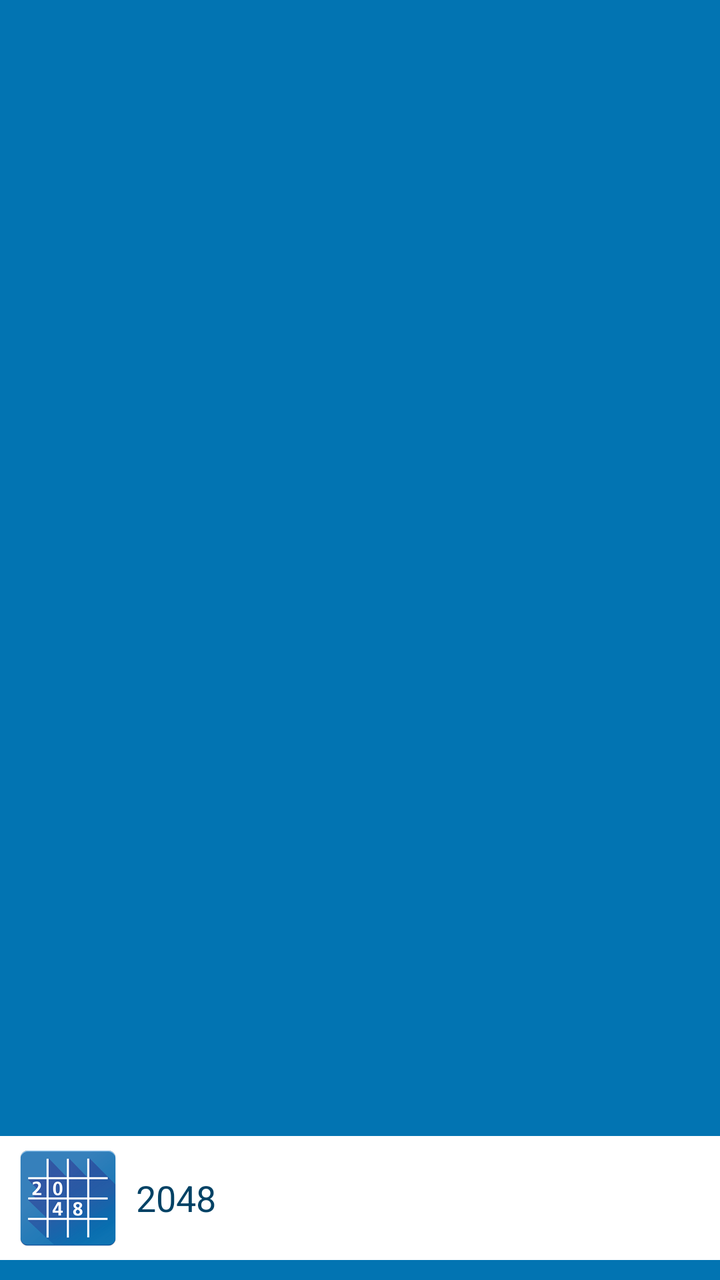
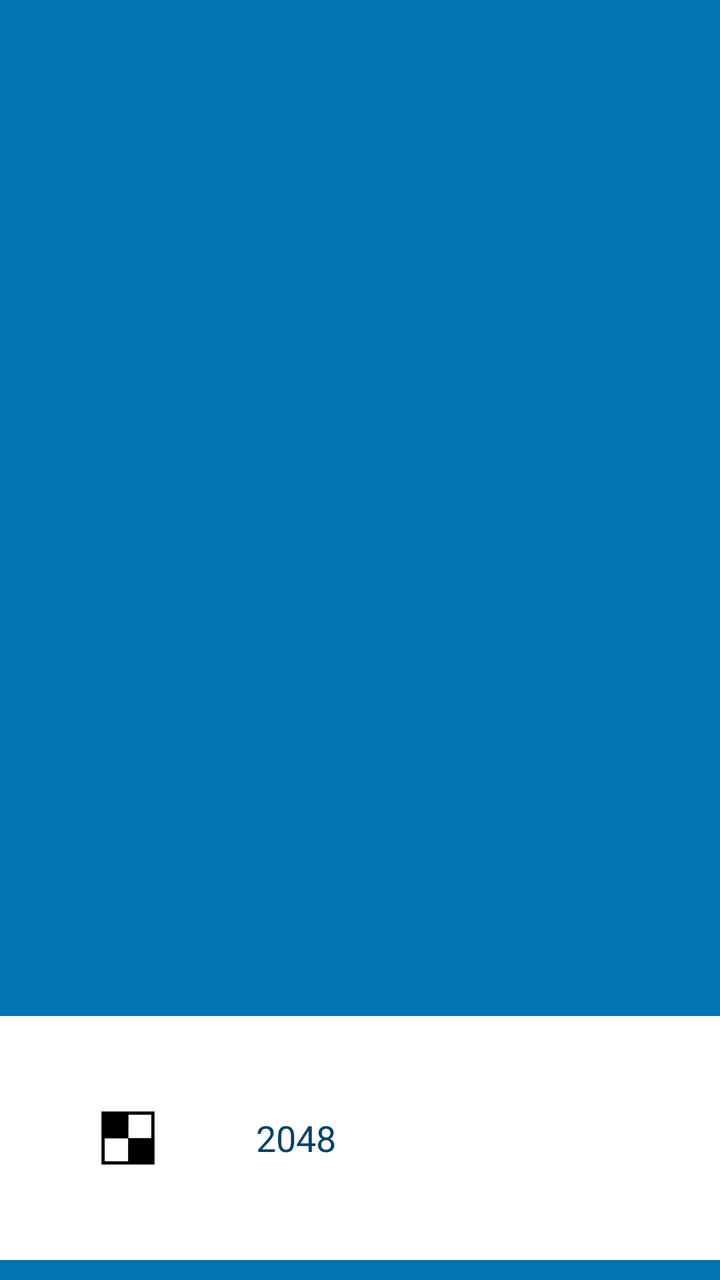

Before-and-after screenshots of an Android layout around one commit, followed by the original layout XML and the change that was made.
<!-- AndroidManifest.xml: application theme AppTheme -->
<!-- res/layout/nav_header_main.xml -->
<?xml version="1.0" encoding="utf-8"?>
<LinearLayout xmlns:android="http://schemas.android.com/apk/res/android"
    android:layout_width="match_parent"
    android:layout_height="@dimen/nav_header_height"
    android:background="@color/colorAccent"
    android:gravity="bottom"
    android:orientation="vertical"
    android:paddingBottom="@dimen/activity_vertical_margin"
    android:paddingTop="@dimen/activity_vertical_margin"
    android:theme="@style/ThemeOverlay.AppCompat.Dark">

    <RelativeLayout
        android:layout_width="match_parent"
        android:layout_height="wrap_content"
        android:background="#ffffff"
        android:paddingTop="7dp"
        android:paddingBottom="7dp"
        android:orientation="horizontal">

        <ImageView
            android:paddingLeft="@dimen/activity_horizontal_margin"
            android:id="@+id/imageView"
            android:layout_width="wrap_content"
            android:layout_height="wrap_content"
            android:src="@mipmap/ic_logo" />

        <TextView
            android:layout_width="match_parent"
            android:layout_height="wrap_content"
            android:paddingLeft="@dimen/activity_horizontal_margin"
            android:text="@string/app_name"
            android:textColor="@color/colorPrimary"
            android:textSize="18sp"
            android:textAppearance="@style/TextAppearance.AppCompat.Body1"
            android:layout_centerVertical="true"
            android:layout_toEndOf="@+id/imageView" />

    </RelativeLayout>

</LinearLayout>
<!-- resources referenced by this layout -->
<resources>
  <color name="colorAccent">#0274B2</color>
  <color name="colorPrimary">#024265</color>
  <dimen name="activity_horizontal_margin">10dp</dimen>
  <dimen name="activity_vertical_margin">10dp</dimen>
  <dimen name="nav_header_height">160dp</dimen>
  <!-- mipmap ic_logo: png bitmap (mipmap-hdpi, 7148 bytes) -->
  <string name="app_name">2048</string>
  <style name="AppTheme" parent="Theme.AppCompat.DayNight.DarkActionBar">
          
          <item name="colorPrimary">@color/colorPrimary</item>
          <item name="colorPrimaryDark">@color/colorPrimaryDark</item>
          <item name="colorAccent">@color/colorAccent</item>
          <item name="android:windowBackground">@color/white</item>
      </style>
  <color name="colorPrimaryDark">#024265</color>
  <color name="white">#ffffff</color>
</resources>

<!-- the commit's change to res/layout/nav_header_main.xml (unified diff, before → after) -->
@@ -22,7 +22,7 @@
             android:id="@+id/imageView"
             android:layout_width="wrap_content"
             android:layout_height="wrap_content"
-            android:src="@mipmap/ic_logo" />
+            android:src="@mipmap/ic_launcher_monochrome" />
 
         <TextView
             android:layout_width="match_parent"
<!-- resource entries referenced after the edit -->
@@ -5,7 +5,7 @@
   <dimen name="activity_horizontal_margin">10dp</dimen>
   <dimen name="activity_vertical_margin">10dp</dimen>
   <dimen name="nav_header_height">160dp</dimen>
-  <!-- mipmap ic_logo: png bitmap (mipmap-hdpi, 7148 bytes) -->
+  <!-- mipmap ic_launcher_monochrome: png bitmap (mipmap-hdpi, 1319 bytes) -->
   <string name="app_name">2048</string>
   <style name="AppTheme" parent="Theme.AppCompat.DayNight.DarkActionBar">
           
